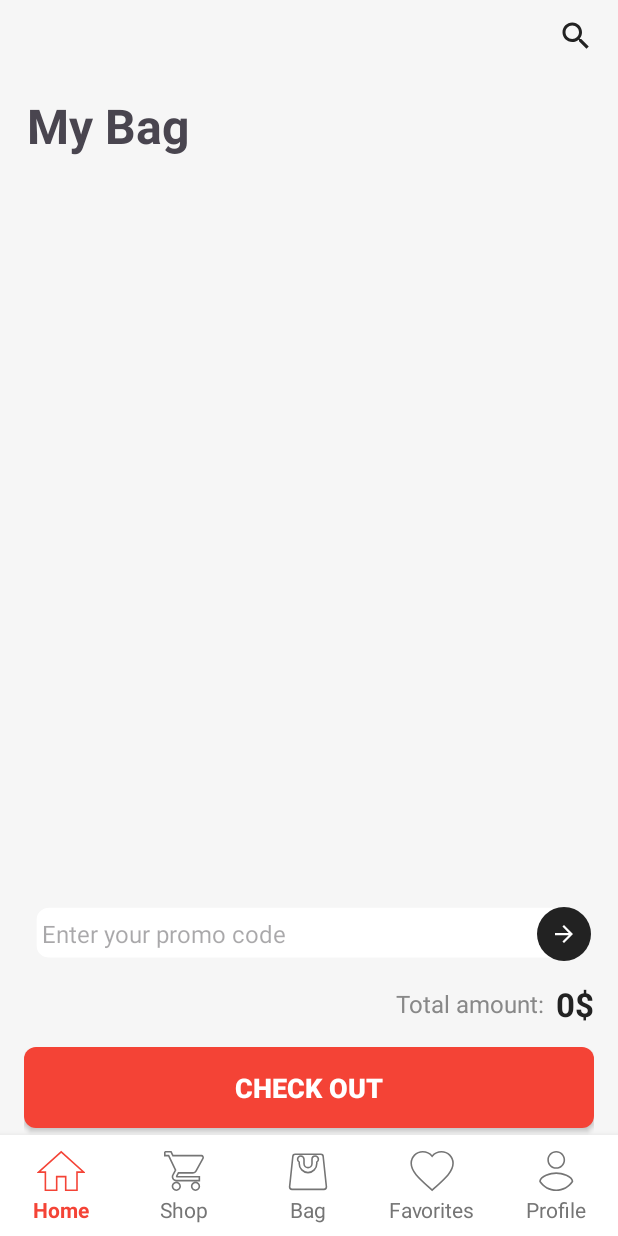
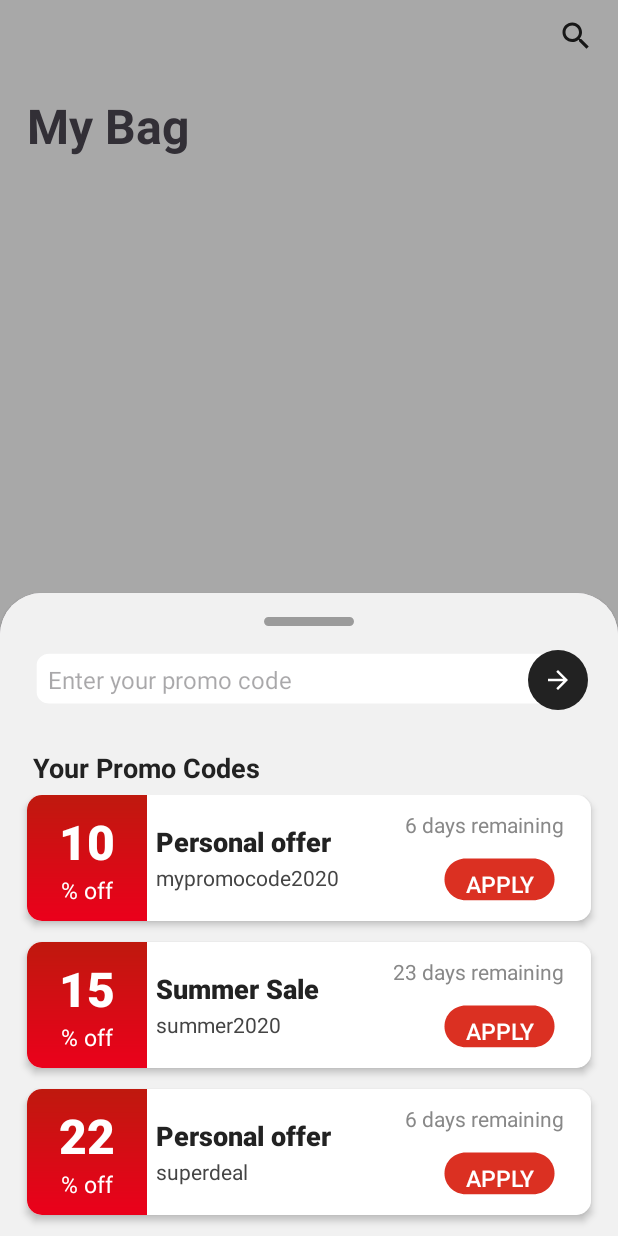
Before and after one commit to sadikmahmudadive/Easy-Shop, an Android app: the fragment BagFragment placed in its activity, after a tap on "Apply promo code", on a phone screen of 412 x 824 dp. Run offline under Robolectric (Android 15) with nearby library versions, the phone set to English and light mode, and no system bars; our stand-ins replace Firebase (no records; nobody signed in at launch, a user with empty details on screens opened directly); pictures from the network do not load.

Commit message:
Add promo code dialog and integration in bag
Introduced PromoCode model and a bottom sheet dialog for selecting or entering promo codes. Integrated promo code application and discount calculation in BagFragment. Added related UI layouts and drawable resources for promo code display and interaction.

```diff
--- /dev/null
+++ b/app/src/main/java/com/example/easyshop/dialogs/PromoCodeBottomSheetDialog.java
@@ -0,0 +1,133 @@
+package com.example.easyshop.dialogs;
+
+import android.app.Dialog;
+import android.content.Context;
+import android.os.Bundle;
+import android.text.TextUtils;
+import android.view.*;
+import android.widget.*;
+import androidx.annotation.NonNull;
+import androidx.annotation.Nullable;
+import androidx.recyclerview.widget.LinearLayoutManager;
+import androidx.recyclerview.widget.RecyclerView;
+import com.example.easyshop.R;
+
+import com.example.easyshop.models.PromoCode;
+import com.google.android.material.bottomsheet.BottomSheetDialogFragment;
+
+import java.util.List;
+
+public class PromoCodeBottomSheetDialog extends BottomSheetDialogFragment {
+
+    private EditText etEnterPromo;
+    private ImageButton btnApplyInput;
+    private RecyclerView rvPromoList;
+    private PromoCodeAdapter adapter;
+    private List<PromoCode> promoCodeList;
+    private OnPromoSelectedListener listener;
+
+    // Pass promo codes and listener via factory method
+    public static PromoCodeBottomSheetDialog newInstance(List<PromoCode> codes, OnPromoSelectedListener listener) {
+        PromoCodeBottomSheetDialog dialog = new PromoCodeBottomSheetDialog();
+        dialog.promoCodeList = codes;
+        dialog.listener = listener;
+        return dialog;
+    }
+
+    @Override
+    public View onCreateView(@NonNull LayoutInflater inflater, @Nullable ViewGroup container, @Nullable Bundle savedInstanceState) {
+        View view = inflater.inflate(R.layout.dialog_promo_code, container, false);
+
+        etEnterPromo = view.findViewById(R.id.et_enter_promo);
+        btnApplyInput = view.findViewById(R.id.btn_apply_promo_input);
+        rvPromoList = view.findViewById(R.id.rv_promo_list);
+
+        // Setup promo code list
+        rvPromoList.setLayoutManager(new LinearLayoutManager(getContext()));
+        adapter = new PromoCodeAdapter(promoCodeList, code -> {
+            if (listener != null) listener.onPromoSelected(code);
+            dismiss();
+        });
+        rvPromoList.setAdapter(adapter);
+
+        btnApplyInput.setOnClickListener(v -> {
+            String code = etEnterPromo.getText().toString().trim();
+            if (!TextUtils.isEmpty(code)) {
+                if (listener != null) listener.onPromoSelected(new PromoCode(code, "Manual", "", 0, 0, null));
+                dismiss();
+            } else {
+                etEnterPromo.setError("Enter a promo code");
+            }
+        });
+
+        return view;
+    }
+
+    public interface OnPromoSelectedListener {
+        void onPromoSelected(PromoCode code);
+    }
+
+    // Adapter for promo code items
+    public static class PromoCodeAdapter extends RecyclerView.Adapter<PromoCodeAdapter.PromoViewHolder> {
+        private final List<PromoCode> promoCodes;
+        private final OnPromoItemApplyListener listener;
+
+        public PromoCodeAdapter(List<PromoCode> promoCodes, OnPromoItemApplyListener listener) {
+            this.promoCodes = promoCodes;
+            this.listener = listener;
+        }
+
+        @NonNull
+        @Override
+        public PromoViewHolder onCreateViewHolder(@NonNull ViewGroup parent, int viewType) {
+            View v = LayoutInflater.from(parent.getContext()).inflate(R.layout.item_promo_code, parent, false);
+            return new PromoViewHolder(v);
+        }
+
+        @Override
+        public void onBindViewHolder(@NonNull PromoViewHolder holder, int position) {
+            PromoCode promo = promoCodes.get(position);
+            holder.tvDiscountPercent.setText(String.valueOf(promo.getDiscountPercent()));
+            holder.tvPromoTitle.setText(promo.getTitle());
+            holder.tvPromoCode.setText(promo.getCode());
+            holder.tvPromoTime.setText(promo.getDaysLeft() + " days remaining");
+            // Optionally load promo.getImageUrl() if present.
+            if (promo.getImageUrl() != null && !promo.getImageUrl().isEmpty()) {
+                holder.imgPromo.setVisibility(View.VISIBLE);
+                // Load image using Glide/Picasso if needed
+                // Glide.with(holder.imgPromo.getContext()).load(promo.getImageUrl()).into(holder.imgPromo);
+            } else {
+                holder.imgPromo.setVisibility(View.GONE);
+            }
+            // Set background for discount area depending on color if needed.
+
+            holder.btnApply.setOnClickListener(v -> {
+                if (listener != null) listener.onPromoApply(promo);
+            });
+        }
+
+        @Override
+        public int getItemCount() {
+            return promoCodes != null ? promoCodes.size() : 0;
+        }
+
+        public static class PromoViewHolder extends RecyclerView.ViewHolder {
+            TextView tvDiscountPercent, tvPromoTitle, tvPromoCode, tvPromoTime;
+            ImageView imgPromo;
+            Button btnApply;
+            public PromoViewHolder(@NonNull View itemView) {
+                super(itemView);
+                tvDiscountPercent = itemView.findViewById(R.id.tv_discount_percent);
+                tvPromoTitle = itemView.findViewById(R.id.tv_promo_title);
+                tvPromoCode = itemView.findViewById(R.id.tv_promo_code);
+                tvPromoTime = itemView.findViewById(R.id.tv_promo_time);
+                imgPromo = itemView.findViewById(R.id.img_promo);
+                btnApply = itemView.findViewById(R.id.btn_apply_promo);
+            }
+        }
+
+        public interface OnPromoItemApplyListener {
+            void onPromoApply(PromoCode code);
+        }
+    }
+}
--- a/app/src/main/java/com/example/easyshop/fragments/BagFragment.java
+++ b/app/src/main/java/com/example/easyshop/fragments/BagFragment.java
@@ -1,18 +1,12 @@
 package com.example.easyshop.fragments;
 
 import android.os.Bundle;
+import android.text.InputType;
 import android.view.LayoutInflater;
 import android.view.MenuInflater;
 import android.view.View;
 import android.view.ViewGroup;
-import android.widget.Button;
-import android.widget.EditText;
-import android.widget.ImageButton;
-import android.widget.ImageView;
-import android.widget.PopupMenu;
-import android.widget.TextView;
-import android.widget.Toast;
-
+import android.widget.*;
 import androidx.annotation.NonNull;
 import androidx.fragment.app.Fragment;
 import androidx.recyclerview.widget.LinearLayoutManager;
@@ -20,11 +14,14 @@ import androidx.recyclerview.widget.RecyclerView;
 
 import com.bumptech.glide.Glide;
 import com.example.easyshop.R;
+import com.example.easyshop.dialogs.PromoCodeBottomSheetDialog;
 import com.example.easyshop.models.BagProduct;
+import com.example.easyshop.models.PromoCode;
 import com.google.firebase.auth.FirebaseAuth;
 import com.google.firebase.database.*;
 
 import java.util.ArrayList;
+import java.util.Arrays;
 import java.util.List;
 
 public class BagFragment extends Fragment {
@@ -39,9 +36,20 @@ public class BagFragment extends Fragment {
     private List<BagProduct> bagProducts = new ArrayList<>();
     private int totalAmount = 0;
 
+    // Promo code state
+    private PromoCode appliedPromoCode = null;
+    private int discountedTotal = 0;
+
     // Firebase
     private DatabaseReference cartRef;
     private ValueEventListener cartListener;
+
+    // Demo promo codes
+    private final List<PromoCode> promoCodeList = Arrays.asList(
+            new PromoCode("mypromocode2020", "Personal offer", "", 10, 6, null),
+            new PromoCode("summer2020", "Summer Sale", "", 15, 23, null),
+            new PromoCode("superdeal", "Personal offer", "", 22, 6, null)
+    );
 
     @Override
     public View onCreateView(@NonNull LayoutInflater inflater, ViewGroup container, Bundle savedInstanceState) {
@@ -101,15 +109,28 @@ public class BagFragment extends Fragment {
         };
         cartRef.addValueEventListener(cartListener);
 
-        btnApplyPromo.setOnClickListener(v -> {
-            Toast.makeText(getContext(), "Promo code applied: " + etPromoCode.getText().toString(), Toast.LENGTH_SHORT).show();
-        });
+        // Show promo dialog on textbox or button tap
+        etPromoCode.setInputType(InputType.TYPE_NULL);
+        etPromoCode.setFocusable(false);
+        etPromoCode.setClickable(true);
+        etPromoCode.setOnClickListener(v -> showPromoDialog());
+        btnApplyPromo.setOnClickListener(v -> showPromoDialog());
 
         btnCheckout.setOnClickListener(v -> {
             Toast.makeText(getContext(), "Proceed to checkout!", Toast.LENGTH_SHORT).show();
         });
 
         return root;
+    }
+
+    private void showPromoDialog() {
+        PromoCodeBottomSheetDialog dialog = PromoCodeBottomSheetDialog.newInstance(
+                promoCodeList, code -> {
+                    appliedPromoCode = code;
+                    etPromoCode.setText(code.getCode());
+                    recalculateTotal();
+                });
+        dialog.show(getParentFragmentManager(), "promo_dialog");
     }
 
     @Override
@@ -125,7 +146,13 @@ public class BagFragment extends Fragment {
         for (BagProduct p : bagProducts)
             sum += p.getPrice() * p.getQuantity();
         totalAmount = sum;
-        tvTotalAmount.setText(totalAmount + "$");
+        if (appliedPromoCode != null && appliedPromoCode.getDiscountPercent() > 0) {
+            discountedTotal = (int) Math.round(totalAmount * (1 - appliedPromoCode.getDiscountPercent() / 100.0));
+            tvTotalAmount.setText(discountedTotal + "$  (" + appliedPromoCode.getDiscountPercent() + "% off)");
+        } else {
+            discountedTotal = totalAmount;
+            tvTotalAmount.setText(totalAmount + "$");
+        }
     }
 
     public static class BagAdapter extends RecyclerView.Adapter<BagAdapter.BagViewHolder> {
--- /dev/null
+++ b/app/src/main/java/com/example/easyshop/models/PromoCode.java
@@ -0,0 +1,35 @@
+package com.example.easyshop.models;
+
+public class PromoCode {
+    private String code;
+    private String title;
+    private String description;
+    private int discountPercent;
+    private int daysLeft;
+    private String imageUrl;
+
+    public PromoCode() {}
+
+    public PromoCode(String code, String title, String description, int discountPercent, int daysLeft, String imageUrl) {
+        this.code = code;
+        this.title = title;
+        this.description = description;
+        this.discountPercent = discountPercent;
+        this.daysLeft = daysLeft;
+        this.imageUrl = imageUrl;
+    }
+
+    public String getCode() { return code; }
+    public String getTitle() { return title; }
+    public String getDescription() { return description; }
+    public int getDiscountPercent() { return discountPercent; }
+    public int getDaysLeft() { return daysLeft; }
+    public String getImageUrl() { return imageUrl; }
+
+    public void setCode(String code) { this.code = code; }
+    public void setTitle(String title) { this.title = title; }
+    public void setDescription(String description) { this.description = description; }
+    public void setDiscountPercent(int discountPercent) { this.discountPercent = discountPercent; }
+    public void setDaysLeft(int daysLeft) { this.daysLeft = daysLeft; }
+    public void setImageUrl(String imageUrl) { this.imageUrl = imageUrl; }
+}
--- /dev/null
+++ b/app/src/main/res/drawable/bg_apply_button.xml
@@ -0,0 +1,11 @@
+<vector xmlns:android="http://schemas.android.com/apk/res/android"
+    android:width="109dp"
+    android:height="52dp"
+    android:viewportWidth="109"
+    android:viewportHeight="52">
+    <group>
+        <path
+            android:fillColor="#FFDB3022"
+            android:pathData="M8 22c0-9.94 8.06-18 18-18h57c9.94 0 18 8.06 18 18v0c0 9.94-8.06 18-18 18h-57c-9.94 0-18-8.06-18-18z"/>
+    </group>
+</vector>
--- /dev/null
+++ b/app/src/main/res/drawable/bg_dialog_top_rounded.xml
@@ -0,0 +1,6 @@
+<?xml version="1.0" encoding="utf-8"?>
+<shape xmlns:android="http://schemas.android.com/apk/res/android"
+    android:shape="rectangle">
+    <solid android:color="#F1F1F1"/>
+    <corners android:topLeftRadius="28dp" android:topRightRadius="28dp" android:bottomLeftRadius="0dp" android:bottomRightRadius="0dp"/>
+</shape>
--- /dev/null
+++ b/app/src/main/res/drawable/bg_discount_red.xml
@@ -0,0 +1,28 @@
+<vector xmlns:android="http://schemas.android.com/apk/res/android"
+    xmlns:aapt="http://schemas.android.com/aapt"
+    android:width="80dp"
+    android:height="80dp"
+    android:viewportWidth="80"
+    android:viewportHeight="80">
+    <path
+        android:fillColor="#FF9B9B9B"
+        android:pathData="M0 8c0-4.42 3.58-8 8-8h72v80H8c-4.42 0-8-3.58-8-8V8Z"/>
+    <path
+        android:pathData="M0 8c0-4.42 3.58-8 8-8h72v80H8c-4.42 0-8-3.58-8-8V8Z">
+        <aapt:attr name="android:fillColor">
+            <gradient
+                android:type="linear"
+                android:startX="40"
+                android:startY="0"
+                android:endX="40"
+                android:endY="80">
+                <item
+                    android:color="#FFBF190E"
+                    android:offset="0"/>
+                <item
+                    android:color="#FFEB001B"
+                    android:offset="1"/>
+            </gradient>
+        </aapt:attr>
+    </path>
+</vector>
--- /dev/null
+++ b/app/src/main/res/drawable/rounded_handle_bg.xml
@@ -0,0 +1,9 @@
+<vector xmlns:android="http://schemas.android.com/apk/res/android"
+    android:width="60dp"
+    android:height="6dp"
+    android:viewportWidth="60"
+    android:viewportHeight="6">
+    <path
+        android:fillColor="#FF9B9B9B"
+        android:pathData="M0 3c0-1.66 1.34-3 3-3h54c1.66 0 3 1.34 3 3v0c0 1.66-1.34 3-3 3h-54c-1.66 0-3-1.34-3-3z"/>
+</vector>
--- a/app/src/main/res/layout/dialog_promo_code.xml
+++ b/app/src/main/res/layout/dialog_promo_code.xml
@@ -1,6 +1,68 @@
 <?xml version="1.0" encoding="utf-8"?>
-<androidx.constraintlayout.widget.ConstraintLayout xmlns:android="http://schemas.android.com/apk/res/android"
+<LinearLayout
+    xmlns:android="http://schemas.android.com/apk/res/android"
+    xmlns:app="http://schemas.android.com/apk/res-auto"
+    android:orientation="vertical"
+    android:padding="0dp"
+    android:background="@drawable/bg_dialog_top_rounded"
     android:layout_width="match_parent"
-    android:layout_height="match_parent">
+    android:layout_height="wrap_content">
 
-</androidx.constraintlayout.widget.ConstraintLayout>
+    <!-- Handle Bar -->
+    <View
+        android:layout_width="60dp"
+        android:layout_height="6dp"
+        android:layout_gravity="center_horizontal"
+        android:layout_marginTop="16dp"
+        android:layout_marginBottom="12dp"
+        android:background="@drawable/rounded_handle_bg" />
+
+    <!-- Promo Code Input Row -->
+    <LinearLayout
+        android:layout_width="match_parent"
+        android:layout_height="48dp"
+        android:orientation="horizontal"
+        android:layout_marginHorizontal="16dp"
+        android:background="@drawable/bg_promo_code_field"
+        android:gravity="center_vertical">
+
+        <EditText
+            android:id="@+id/et_enter_promo"
+            android:layout_width="0dp"
+            android:layout_height="match_parent"
+            android:layout_weight="1"
+            android:hint="Enter your promo code"
+            android:background="@null"
+            android:paddingHorizontal="16dp"
+            android:textSize="16sp"
+            android:inputType="text"
+            android:singleLine="true" />
+
+        <ImageButton
+            android:id="@+id/btn_apply_promo_input"
+            android:layout_width="40dp"
+            android:layout_height="40dp"
+            android:background="@drawable/ic_arrow_right"
+            android:contentDescription="Apply code"
+            android:layout_marginEnd="4dp"
+            app:tint="@android:color/white" />
+    </LinearLayout>
+
+    <TextView
+        android:layout_width="match_parent"
+        android:layout_height="wrap_content"
+        android:text="Your Promo Codes"
+        android:textStyle="bold"
+        android:textSize="18sp"
+        android:layout_marginStart="22dp"
+        android:layout_marginTop="22dp"
+        android:layout_marginBottom="6dp"
+        android:textColor="#222"/>
+
+    <androidx.recyclerview.widget.RecyclerView
+        android:id="@+id/rv_promo_list"
+        android:layout_width="match_parent"
+        android:layout_height="wrap_content"
+        android:paddingHorizontal="8dp"
+        android:clipToPadding="false"/>
+</LinearLayout>
--- /dev/null
+++ b/app/src/main/res/layout/item_promo_code.xml
@@ -0,0 +1,123 @@
+<?xml version="1.0" encoding="utf-8"?>
+<androidx.cardview.widget.CardView xmlns:android="http://schemas.android.com/apk/res/android"
+    android:layout_width="match_parent"
+    android:layout_height="84dp"
+    xmlns:app="http://schemas.android.com/apk/res-auto"
+    android:layout_marginHorizontal="10dp"
+    android:layout_marginBottom="14dp"
+    app:cardCornerRadius="10dp"
+    android:background="@color/white"
+    app:cardElevation="3dp"
+    android:radius="20dp">
+
+    <LinearLayout
+        android:layout_width="match_parent"
+        android:layout_height="match_parent"
+        android:orientation="horizontal"
+        android:background="@android:color/white"
+        android:gravity="center_vertical">
+
+        <!-- Discount block -->
+        <LinearLayout
+            android:id="@+id/layout_discount"
+            android:layout_width="80dp"
+            android:layout_height="match_parent"
+            android:orientation="vertical"
+            android:gravity="center"
+            android:background="@drawable/bg_discount_red">
+
+            <TextView
+                android:id="@+id/tv_discount_percent"
+                android:layout_width="wrap_content"
+                android:layout_height="wrap_content"
+                android:text="10"
+                android:textSize="32sp"
+                android:textStyle="bold"
+                android:textColor="@android:color/white"
+                android:fontFamily="sans-serif-medium"/>
+            <TextView
+                android:id="@+id/tv_discount_off"
+                android:layout_width="wrap_content"
+                android:layout_height="wrap_content"
+                android:text="% off"
+                android:textSize="15sp"
+                android:textColor="@android:color/white"
+                android:fontFamily="sans-serif"/>
+        </LinearLayout>
+
+        <ImageView
+            android:id="@+id/img_promo"
+            android:layout_width="54dp"
+            android:layout_height="54dp"
+            android:layout_marginStart="78dp"
+            android:layout_marginTop="12dp"
+            android:scaleType="centerCrop"
+            android:src="@drawable/placeholder_image"
+            android:background="@drawable/placeholder_image"
+            android:visibility="gone"/>
+
+        <!-- Center: Title & Code -->
+        <LinearLayout
+            android:layout_width="0dp"
+            android:layout_height="match_parent"
+            android:layout_weight="1"
+            android:orientation="vertical"
+            android:gravity="center_vertical"
+            android:paddingStart="6dp"
+            android:paddingEnd="4dp">
+
+            <TextView
+                android:id="@+id/tv_promo_title"
+                android:layout_width="wrap_content"
+                android:layout_height="wrap_content"
+                android:text="Personal offer"
+                android:textSize="18sp"
+                android:textStyle="bold"
+                android:textColor="#222222"
+                android:fontFamily="sans-serif-medium"/>
+
+            <TextView
+                android:id="@+id/tv_promo_code"
+                android:layout_width="wrap_content"
+                android:layout_height="wrap_content"
+                android:text="mypromocode2020"
+                android:textSize="14sp"
+                android:textColor="#444444"
+                android:layout_marginTop="2dp"
+                android:fontFamily="sans-serif"/>
+        </LinearLayout>
+
+        <!-- Right: Time and Apply Button -->
+        <LinearLayout
+            android:layout_width="wrap_content"
+            android:layout_height="match_parent"
+            android:orientation="vertical"
+            android:gravity="center_vertical"
+            android:paddingEnd="18dp"
+            android:paddingStart="4dp">
+
+            <TextView
+                android:id="@+id/tv_promo_time"
+                android:layout_width="wrap_content"
+                android:layout_height="wrap_content"
+                android:text="6 days remaining"
+                android:textSize="14sp"
+                android:textColor="#888888"
+                android:fontFamily="sans-serif"
+                android:layout_gravity="end"
+                android:layout_marginBottom="10dp"
+                android:layout_marginTop="6dp"/>
+
+            <androidx.appcompat.widget.AppCompatButton
+                android:id="@+id/btn_apply_promo"
+                android:layout_width="86dp"
+                android:layout_height="40dp"
+                android:text="Apply"
+                android:textSize="15sp"
+                android:background="@drawable/bg_apply_button"
+                android:textColor="@android:color/white"
+                android:fontFamily="sans-serif-medium"
+                android:layout_gravity="end"/>
+        </LinearLayout>
+    </LinearLayout>
+</androidx.cardview.widget.CardView>
```
